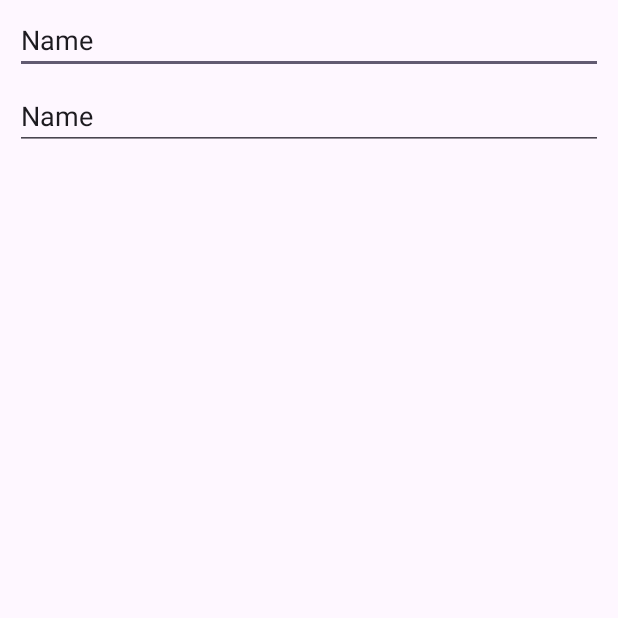
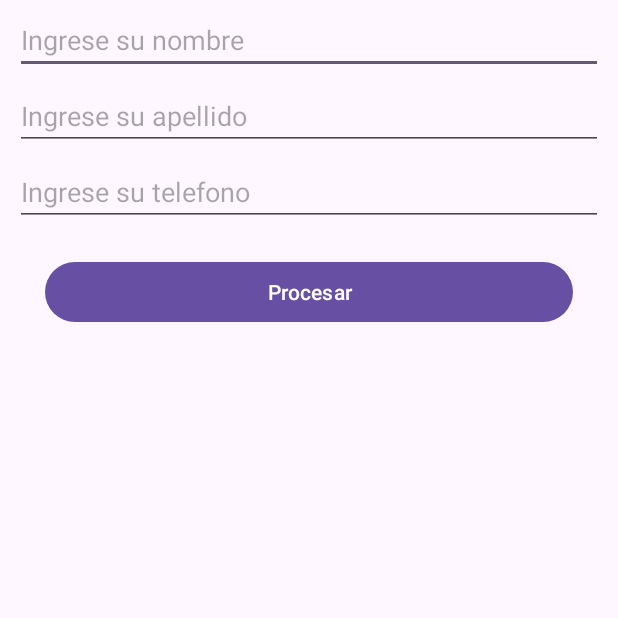
Before and after one commit to luis7torres/Aplicacion1, an Android app: the screen it shows after launch (MainActivity), on a phone screen of 412 x 824 dp, the top half of it. Run offline under Robolectric (Android 15) with nearby library versions, the phone set to English and light mode, and no system bars.

Commit message:
Cambios hechos el 24/01/2024

```diff
--- a/app/src/main/res/layout/activity_main.xml
+++ b/app/src/main/res/layout/activity_main.xml
@@ -7,30 +7,56 @@
     tools:context=".MainActivity">
 
     <EditText
-        android:id="@+id/editTextText"
+        android:id="@+id/nombres"
         android:layout_width="0dp"
         android:layout_height="wrap_content"
         android:layout_marginStart="10dp"
         android:layout_marginTop="4dp"
         android:layout_marginEnd="10dp"
         android:ems="10"
+        android:hint="@string/nombres"
         android:inputType="text"
-        android:text="Name"
         app:layout_constraintEnd_toEndOf="parent"
         app:layout_constraintStart_toStartOf="parent"
         app:layout_constraintTop_toTopOf="parent" />
 
     <EditText
-        android:id="@+id/editTextText2"
+        android:id="@+id/apellidos"
         android:layout_width="0dp"
         android:layout_height="wrap_content"
         android:layout_marginStart="10dp"
         android:layout_marginTop="5dp"
         android:layout_marginEnd="10dp"
         android:ems="10"
+        android:hint="@string/apellidos"
         android:inputType="text"
-        android:text="Name"
         app:layout_constraintEnd_toEndOf="parent"
         app:layout_constraintStart_toStartOf="parent"
-        app:layout_constraintTop_toBottomOf="@+id/editTextText" />
+        app:layout_constraintTop_toBottomOf="@+id/nombres" />
+
+    <EditText
+        android:id="@+id/telefono"
+        android:layout_width="0dp"
+        android:layout_height="wrap_content"
+        android:layout_marginStart="10dp"
+        android:layout_marginTop="5dp"
+        android:layout_marginEnd="10dp"
+        android:ems="10"
+        android:hint="@string/telefono"
+        android:inputType="text"
+        app:layout_constraintEnd_toEndOf="parent"
+        app:layout_constraintStart_toStartOf="parent"
+        app:layout_constraintTop_toBottomOf="@+id/apellidos" />
+
+    <Button
+        android:id="@+id/btnprocesar"
+        android:layout_width="0dp"
+        android:layout_height="wrap_content"
+        android:layout_marginStart="30dp"
+        android:layout_marginTop="20dp"
+        android:layout_marginEnd="30dp"
+        android:text="@string/btnprocesar"
+        app:layout_constraintEnd_toEndOf="parent"
+        app:layout_constraintStart_toStartOf="parent"
+        app:layout_constraintTop_toBottomOf="@+id/telefono" />
 </androidx.constraintlayout.widget.ConstraintLayout>
--- a/app/src/main/res/values/strings.xml
+++ b/app/src/main/res/values/strings.xml
@@ -1,3 +1,7 @@
 <resources>
     <string name="app_name">Aplicacion1</string>
+    <string name="nombres">Ingrese su nombre</string>
+    <string name="apellidos">Ingrese su apellido</string>
+    <string name="telefono">Ingrese su telefono</string>
+    <string name="btnprocesar">Procesar</string>
 </resources>
```
